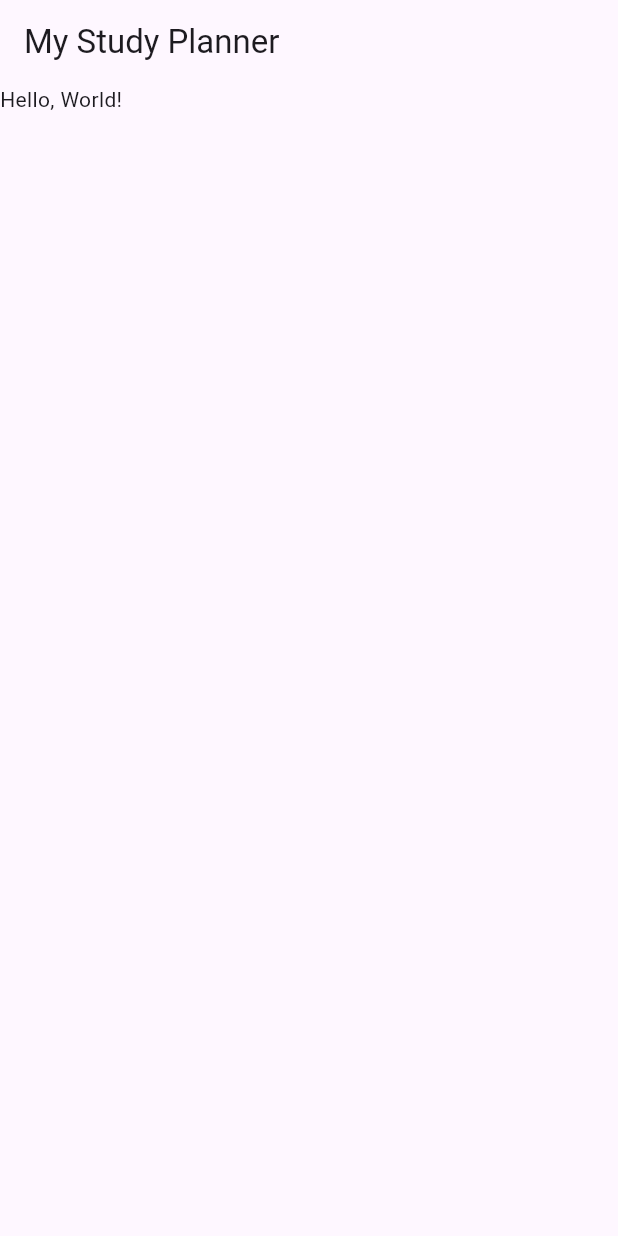
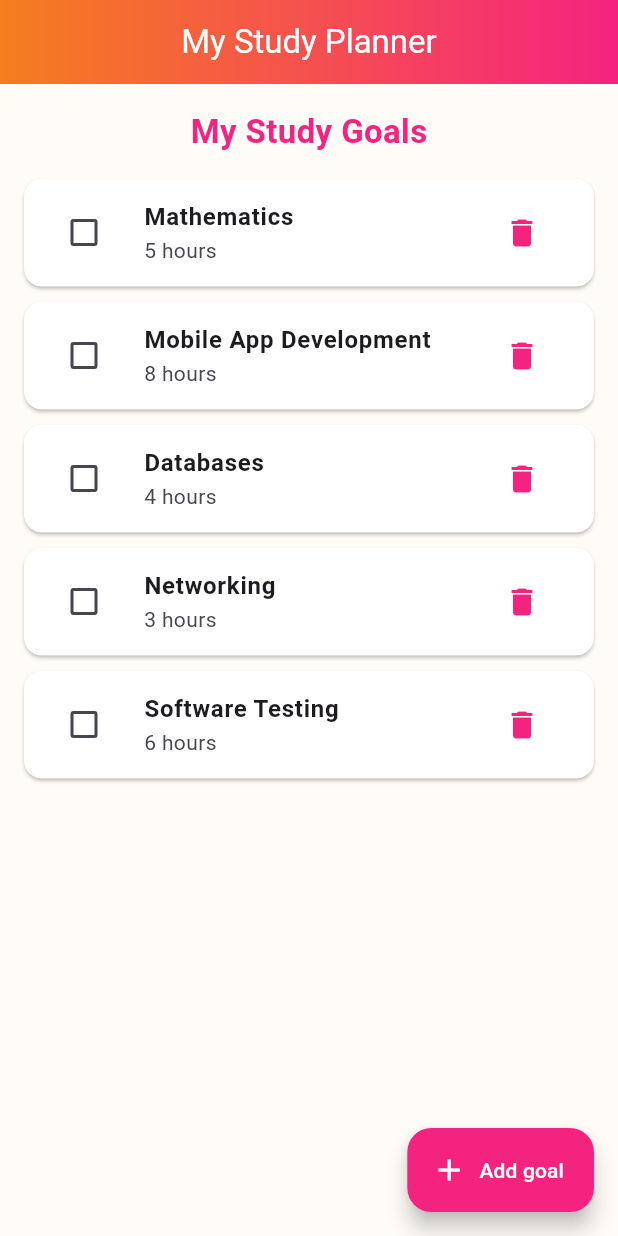
Before and after one commit to asmaatagelsir/Study-Planner, a Flutter app: the screen it shows after launch, on a phone screen of 412 x 824 dp. Run offline on Flutter 3.47's test engine with Material 3 defaults, Android fonts, the phone set to English and light mode, and no system bars.

Commit message:
Update Study Planner

```diff
--- a/lib/main.dart
+++ b/lib/main.dart
@@ -1,20 +1,145 @@
 import 'package:flutter/material.dart';
 
-void main() {
-  runApp(const MyApp());
+void main() => runApp(const MaterialApp(
+      debugShowCheckedModeBanner: false,
+      home: HomeScreen(),
+    ));
+
+// STATIC: colors
+const orange = Color(0xFFF57E1E);
+const pink = Color(0xFFF52380);
+const bg = Color(0xFFFFFBF7);
+
+// STATIC: screen is a StatefulWidget so it can change
+class HomeScreen extends StatefulWidget {
+  const HomeScreen({super.key});
+
+  @override
+  State<HomeScreen> createState() => _HomeScreenState();
 }
 
-class MyApp extends StatelessWidget {
-  const MyApp({super.key});
+class _HomeScreenState extends State<HomeScreen> {
+  // LOGIC: goals list and sample goals
+  var goals = [
+    {'subject': 'Mathematics', 'hours': 5, 'done': false},
+    {'subject': 'Mobile App Development', 'hours': 8, 'done': false},
+    {'subject': 'Databases', 'hours': 4, 'done': false},
+    {'subject': 'Networking', 'hours': 3, 'done': false},
+    {'subject': 'Software Testing', 'hours': 6, 'done': false},
+  ];
+
+  var samples = [
+    {'subject': 'Physics', 'hours': 3},
+    {'subject': 'English', 'hours': 2},
+    {'subject': 'Operating Systems', 'hours': 5},
+    {'subject': 'Algorithms', 'hours': 4},
+    {'subject': 'Project Management', 'hours': 6},
+  ];
+
+  int next = 0;
+
+  // LOGIC: add a sample goal
+  void addGoal() {
+    setState(() {
+      goals.add({...samples[next % samples.length], 'done': false});
+      next++;
+    });
+  }
+
+  // LOGIC: toggle done state
+  void toggle(int i) {
+    setState(() {
+      goals[i]['done'] = !(goals[i]['done'] as bool);
+    });
+  }
+
+  // LOGIC: remove a goal
+  void delete(int i) {
+    setState(() => goals.removeAt(i));
+  }
 
   @override
   Widget build(BuildContext context) {
-    return MaterialApp(
-      home: Scaffold(
-        appBar: AppBar(
-          title: const Text('My Study Planner'),
+    return Scaffold(
+      backgroundColor: bg,
+
+      // STATIC: gradient app bar
+      appBar: AppBar(
+        title: const Text('My Study Planner'),
+        centerTitle: true,
+        foregroundColor: Colors.white,
+        backgroundColor: Colors.transparent,
+        elevation: 0,
+        flexibleSpace: Container(
+          decoration: const BoxDecoration(
+            gradient: LinearGradient(
+              begin: Alignment.centerLeft,
+              end: Alignment.centerRight,
+              colors: [orange, pink],
+            ),
+          ),
         ),
-        body: const Text('Hello, World!'),
+      ),
+
+      body: Column(
+        children: [
+          // STATIC: heading
+          const Padding(
+            padding: EdgeInsets.all(16),
+            child: Text(
+              'My Study Goals',
+              style: TextStyle(
+                fontSize: 22,
+                fontWeight: FontWeight.bold,
+                color: pink,
+              ),
+            ),
+          ),
+
+          // CONNECTION 1: goals list builds the cards
+          Expanded(
+            child: ListView.builder(
+              itemCount: goals.length,
+              itemBuilder: (context, i) {
+                final bool done = goals[i]['done'] as bool;
+                // STATIC: goal card
+                return Card(
+                  margin: const EdgeInsets.fromLTRB(16, 0, 16, 10),
+                  color: done ? Colors.grey.shade200 : Colors.white,
+                  child: ListTile(
+                    onTap: () => toggle(i),
+                    leading: Checkbox(
+                      value: done,
+                      activeColor: i.isEven ? orange : pink,
+                      onChanged: (_) => toggle(i),
+                    ),
+                    title: Text(
+                      goals[i]['subject'] as String,
+                      style: TextStyle(
+                        fontWeight: FontWeight.w600,
+                        decoration: done ? TextDecoration.lineThrough : null,
+                      ),
+                    ),
+                    subtitle: Text('${goals[i]['hours']} hours'),
+                    trailing: IconButton(
+                      icon: const Icon(Icons.delete, color: pink),
+                      onPressed: () => delete(i),
+                    ),
+                  ),
+                );
+              },
+            ),
+          ),
+        ],
+      ),
+
+      // CONNECTION 2: button calls addGoal
+      floatingActionButton: FloatingActionButton.extended(
+        onPressed: addGoal,
+        backgroundColor: pink,
+        foregroundColor: Colors.white,
+        icon: const Icon(Icons.add),
+        label: const Text('Add goal'),
       ),
     );
   }
```
Also changed, not shown: 1 other file.
